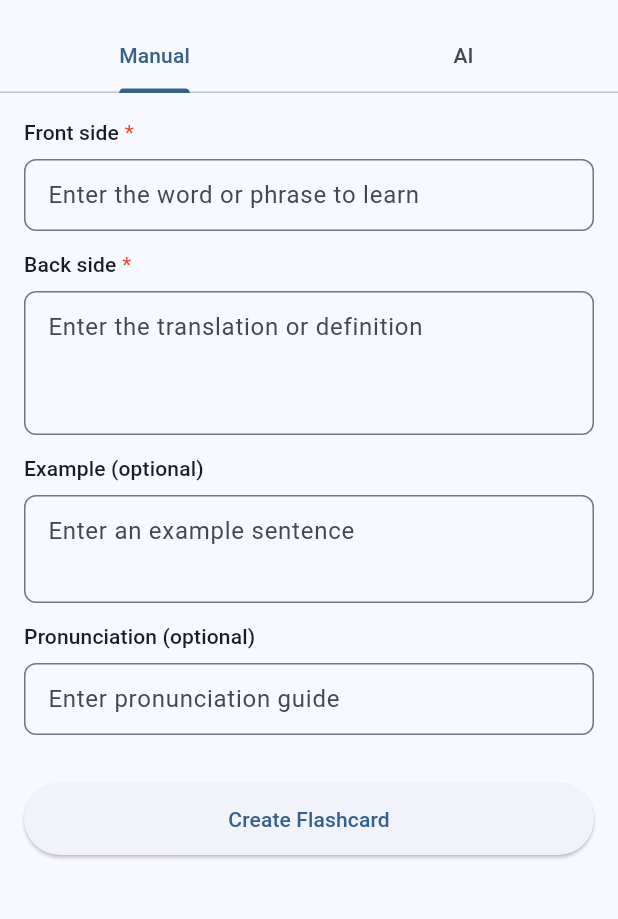
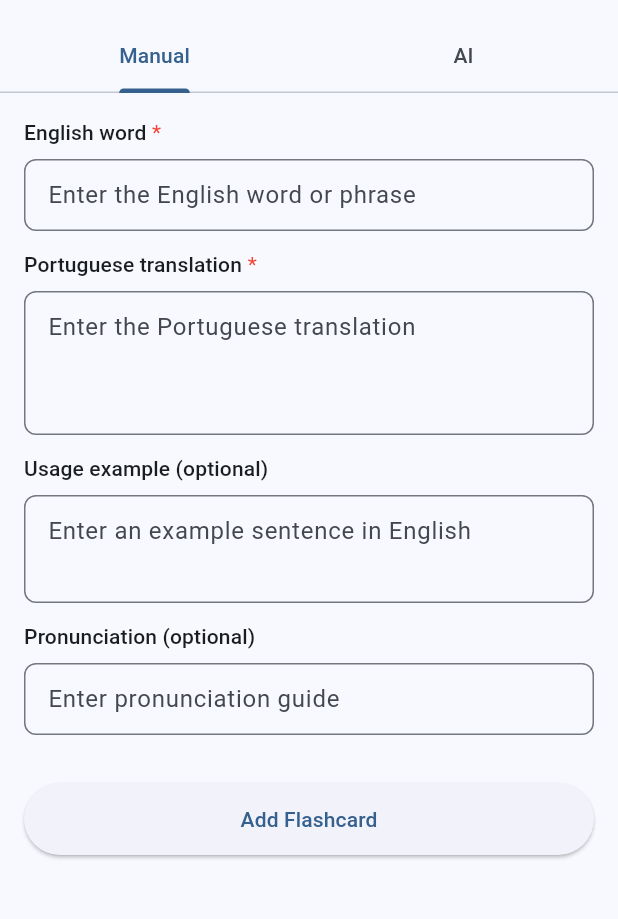
Before and after one commit to thabata-marchi/FlipLearnAI, a Flutter app: the CreateFlashcardPage screen opened directly, on a phone screen of 412 x 824 dp, the part 63-982 px from its top. Run offline on Flutter 3.47's test engine with Material 3 defaults, Android fonts, the phone set to English and light mode, and no system bars; our stand-ins replace dartz, dio, equatable, flutter_mobx, flutter_secure_storage, get_it and 6 more; accounts and stored records are empty; generated files the repository leaves out were written again.

Commit message:
refactor(flashcard): translate all UI text to English
- Update FlipCard labels: "Portuguese" → "Portuguese translation", "Tap to translate" → "Tap to see translation", "Tap to see English" → "Tap to see English word"
- Update FlashcardItem: "Created" → "Added"
- Update ManualFlashcardForm: "Front side" → "English word", "Back side" → "Portuguese translation", "Example" → "Usage example", "Create Flashcard" → "Add Flashcard"
- Update AIFlashcardForm: "Word (PT or EN)" → "English word", "API key not configured" → more descriptive message, "Generate Flashcard" → "Generate with AI", "AI Provider" → "Select AI Provider"
- All form hints and labels now use English throughout the UI
- Ensures consistent English UI for B2-level English learning app

Co-Authored-By: Claude Haiku 4.5 <noreply@anthropic.com>

```diff
--- a/lib/features/flashcard/presentation/molecules/flashcard_item.dart
+++ b/lib/features/flashcard/presentation/molecules/flashcard_item.dart
@@ -59,7 +59,7 @@ class _FlashcardItemState extends State<FlashcardItem> {
               mainAxisAlignment: MainAxisAlignment.spaceBetween,
               children: [
                 Text(
-                  'Created: ${_formatDate(widget.flashcard.createdAt)}',
+                  'Added: ${_formatDate(widget.flashcard.createdAt)}',
                   style: Theme.of(context).textTheme.labelSmall?.copyWith(
                         color: Colors.grey[600],
                       ),
--- a/lib/features/flashcard/presentation/molecules/manual_flashcard_form.dart
+++ b/lib/features/flashcard/presentation/molecules/manual_flashcard_form.dart
@@ -63,14 +63,14 @@ class _ManualFlashcardFormState extends State<ManualFlashcardForm> {
 
     if (_frontController.text.trim().isEmpty) {
       setState(() {
-        _frontError = 'Front side is required';
+        _frontError = 'English word is required';
       });
       isValid = false;
     }
 
     if (_backController.text.trim().isEmpty) {
       setState(() {
-        _backError = 'Back side is required';
+        _backError = 'Portuguese translation is required';
       });
       isValid = false;
     }
@@ -105,8 +105,8 @@ class _ManualFlashcardFormState extends State<ManualFlashcardForm> {
       spacing: 12,
       children: [
         AppTextField(
-          label: 'Front side',
-          hint: 'Enter the word or phrase to learn',
+          label: 'English word',
+          hint: 'Enter the English word or phrase',
           controller: _frontController,
           isRequired: true,
           validator: (_) => _frontError,
@@ -119,8 +119,8 @@ class _ManualFlashcardFormState extends State<ManualFlashcardForm> {
           },
         ),
         AppTextField(
-          label: 'Back side',
-          hint: 'Enter the translation or definition',
+          label: 'Portuguese translation',
+          hint: 'Enter the Portuguese translation',
           controller: _backController,
           maxLines: 3,
           isRequired: true,
@@ -134,8 +134,8 @@ class _ManualFlashcardFormState extends State<ManualFlashcardForm> {
           },
         ),
         AppTextField(
-          label: 'Example (optional)',
-          hint: 'Enter an example sentence',
+          label: 'Usage example (optional)',
+          hint: 'Enter an example sentence in English',
           controller: _exampleController,
           maxLines: 2,
         ),
@@ -146,7 +146,7 @@ class _ManualFlashcardFormState extends State<ManualFlashcardForm> {
         ),
         const SizedBox(height: 8),
         AppButton(
-          label: 'Create Flashcard',
+          label: 'Add Flashcard',
           isLoading: widget.isLoading,
           isEnabled: !widget.isLoading,
           onPressed: _handleSubmit,
--- a/lib/features/flashcard/presentation/organisms/flip_card.dart
+++ b/lib/features/flashcard/presentation/organisms/flip_card.dart
@@ -3,8 +3,8 @@ import 'package:flutter/material.dart';
 /// FlipCard organism component
 ///
 /// Animated card that flips between front (English) and back (Portuguese).
-/// Shows word, pronunciation, and example on front.
-/// Shows translation on back.
+/// Shows English word, pronunciation, and example on front.
+/// Shows Portuguese translation on back.
 class FlipCard extends StatefulWidget {
   /// Constructor
   const FlipCard({
@@ -156,7 +156,7 @@ class _FlipCardState extends State<FlipCard>
               crossAxisAlignment: CrossAxisAlignment.start,
               children: [
                 const Text(
-                  'Example:',
+                  'Usage example:',
                   style: TextStyle(
                     color: Colors.black87,
                     fontSize: 11,
@@ -178,7 +178,7 @@ class _FlipCardState extends State<FlipCard>
           ),
         ],
         Text(
-          'Tap to translate',
+          'Tap to see translation',
           style: TextStyle(
             color: Colors.black.withValues(alpha: 0.5),
             fontSize: 10,
@@ -194,7 +194,7 @@ class _FlipCardState extends State<FlipCard>
       mainAxisAlignment: MainAxisAlignment.center,
       children: [
         Text(
-          'Portuguese',
+          'Portuguese translation',
           style: TextStyle(
             color: Colors.black.withValues(alpha: 0.6),
             fontSize: 11,
@@ -215,7 +215,7 @@ class _FlipCardState extends State<FlipCard>
         ),
         const Spacer(),
         Text(
-          'Tap to see English',
+          'Tap to see English word',
           style: TextStyle(
             color: Colors.black.withValues(alpha: 0.5),
             fontSize: 10,
```
Also changed, not shown: lib/features/flashcard/presentation/molecules/ai_flashcard_form.dart (+7 -6 lines).
